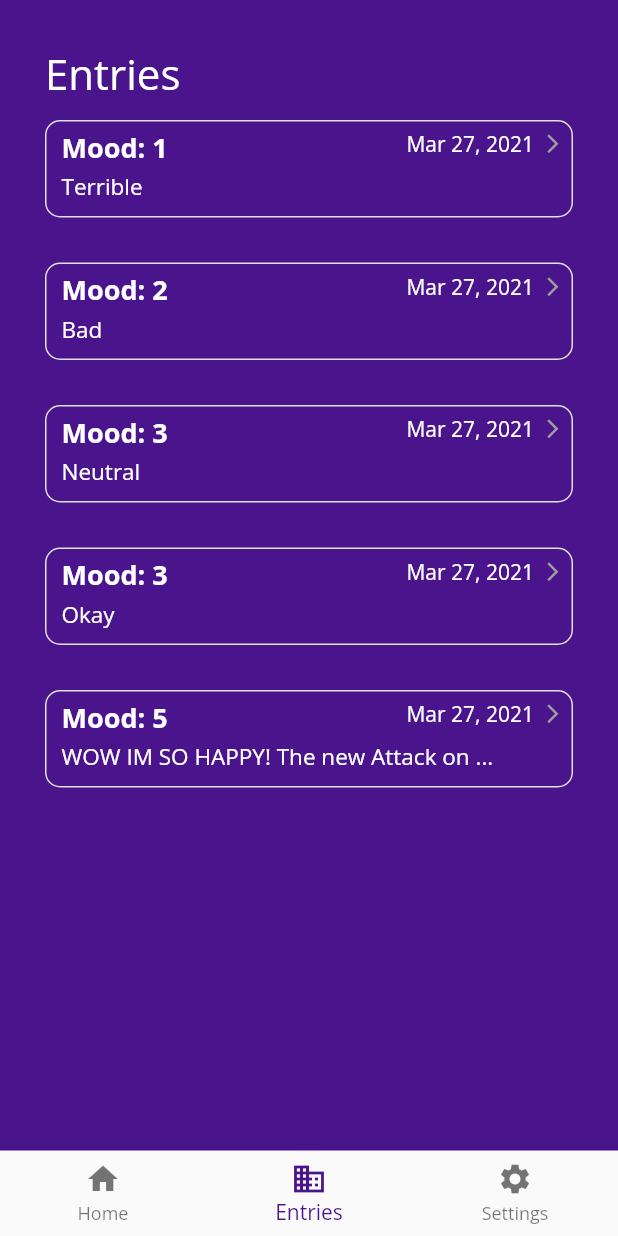
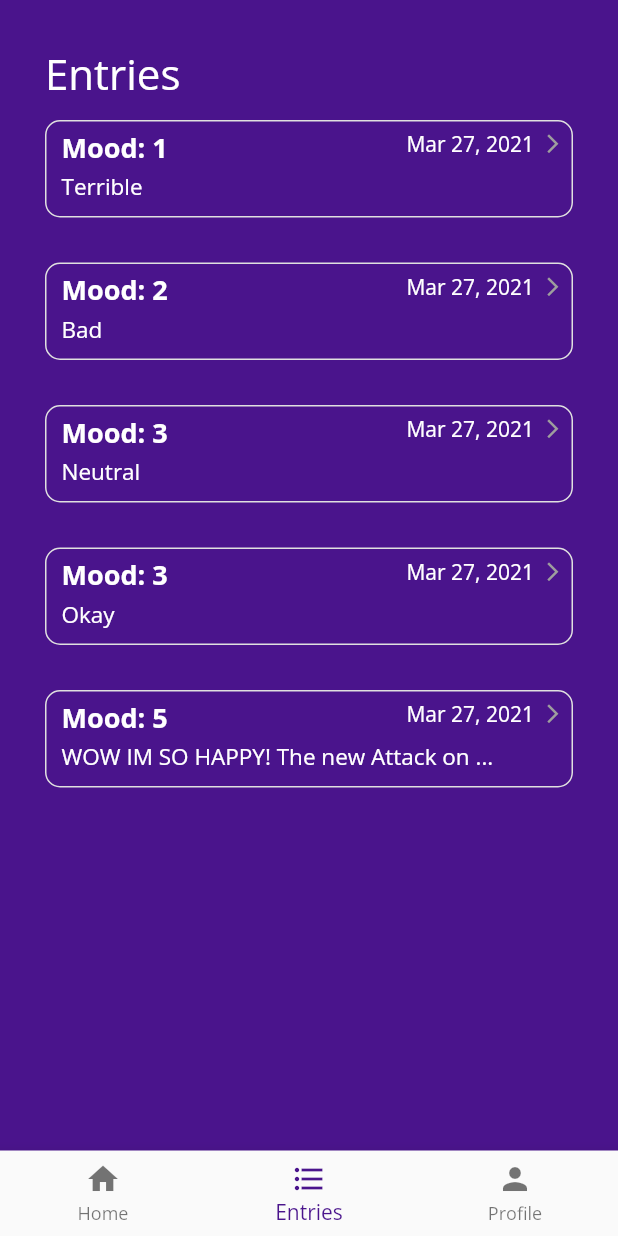
Before and after one commit to lyds214/Journey, a Flutter app: the screen it shows after launch, item 2 of the bottom bar chosen, on a phone screen of 412 x 824 dp. Run offline on Flutter 3.47's test engine with Material 2 defaults, Android fonts, the phone set to English and light mode, and no system bars; our stand-ins replace google_fonts; missing offline and left inert: fancy_on_boarding; network calls fail.

Commit message:
Updated icons
Co-Authored-By: Lydia Yang <64216620+lyds214@users.noreply.github.com>

```diff
--- a/journey/lib/screens/tabs.dart
+++ b/journey/lib/screens/tabs.dart
@@ -44,13 +44,13 @@ class _TabsState extends State<Tabs> {
             backgroundColor: Colors.red,
           ),
           BottomNavigationBarItem(
-            icon: Icon(Icons.business),
+            icon: Icon(Icons.format_list_bulleted),
             label: 'Entries',
             backgroundColor: Colors.green,
           ),
           BottomNavigationBarItem(
-            icon: Icon(Icons.settings),
-            label: 'Settings',
+            icon: Icon(Icons.person),
+            label: 'Profile',
             backgroundColor: Colors.pink,
           ),
         ],
```
